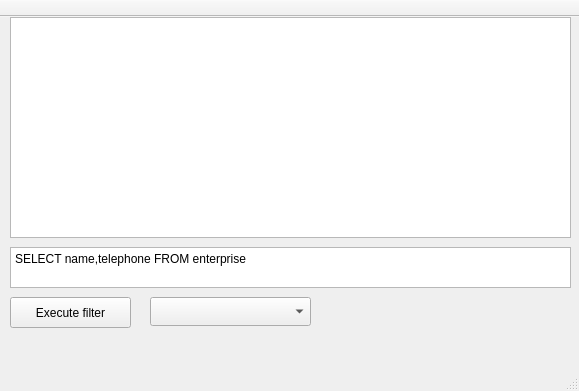
This is mainwindow.ui in Cybran111/DBManager as Qt 5 draws it before an edit. The edited form follows.
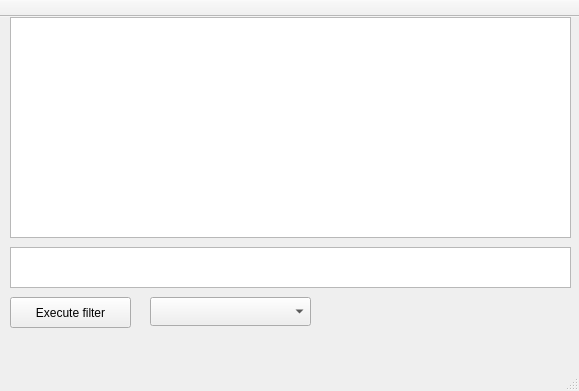
This is the edited form.

Commit message: Fix segfault with non-launched MySQL

```diff
--- a/mainwindow.ui
+++ b/mainwindow.ui
@@ -46,7 +46,7 @@
      <enum>QPlainTextEdit::WidgetWidth</enum>
     </property>
     <property name="plainText">
-     <string>SELECT name,telephone FROM enterprise</string>
+     <string/>
     </property>
    </widget>
    <widget class="QTableView" name="tableView">
```
Left out of the diff: 18 changed lines with no effect on the pictures. The commit also changes 2 other files.
